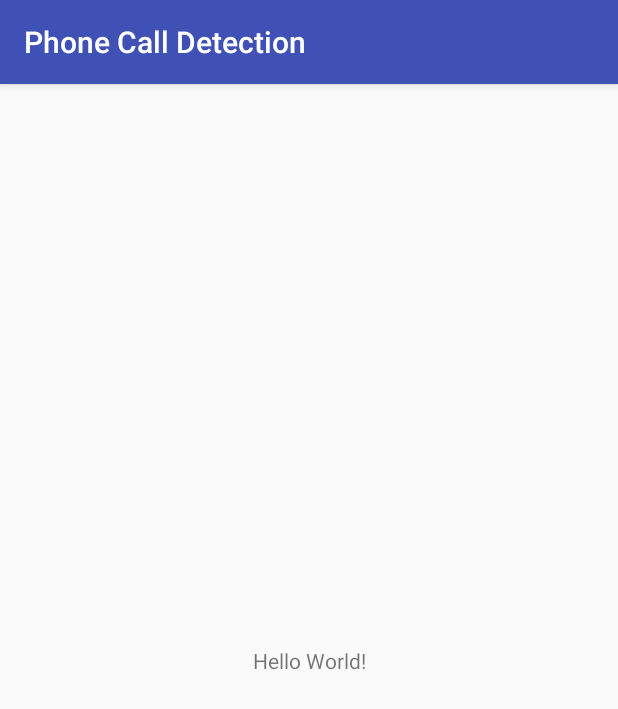
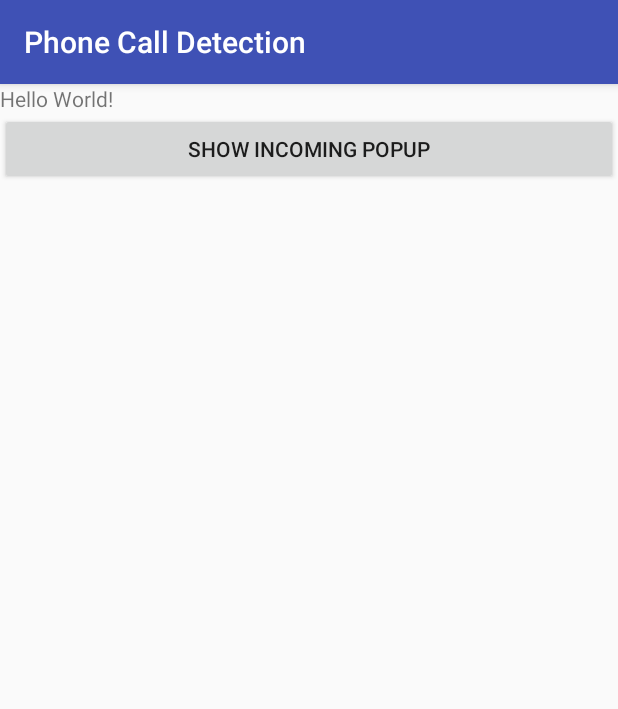
Before and after one commit to m-Bilal/PhoneCallDetection, an Android app: the screen it shows after launch (MainActivity), on a phone screen of 412 x 824 dp. Shown: the top 709 px of the screen. Run offline under Robolectric (Android 15) with nearby library versions, the phone set to English and light mode, and no system bars.

Commit message:
Incoming call dialog now appears on the lockscreen screen as well

```diff
--- a/app/src/main/AndroidManifest.xml
+++ b/app/src/main/AndroidManifest.xml
@@ -31,7 +31,8 @@
         </receiver>
 
         <activity android:name=".IncomingCallInfoActivity"
-            android:theme="@style/Theme.Transparent" >
+            android:theme="@style/Theme.Transparent"
+            android:showOnLockScreen="true" >
         </activity>
     </application>
 
--- a/app/src/main/java/com/bilal/phonecalldetection/MainActivity.java
+++ b/app/src/main/java/com/bilal/phonecalldetection/MainActivity.java
@@ -1,7 +1,10 @@
 package com.bilal.phonecalldetection;
 
+import android.content.Intent;
 import android.os.Bundle;
 import android.support.v7.app.AppCompatActivity;
+import android.view.View;
+import android.widget.Button;
 
 public class MainActivity extends AppCompatActivity {
 
@@ -9,5 +12,16 @@ public class MainActivity extends AppCompatActivity {
     protected void onCreate(Bundle savedInstanceState) {
         super.onCreate(savedInstanceState);
         setContentView(R.layout.activity_main);
+
+        Button button = (Button) findViewById(R.id.button_show_floating_window_MainActivity);
+        button.setOnClickListener(new View.OnClickListener() {
+            @Override
+            public void onClick(View v) {
+                Intent intent = new Intent(getApplicationContext(), IncomingCallInfoActivity.class);
+                intent.putExtra("number", "<Call number>");
+                intent.addFlags(Intent.FLAG_ACTIVITY_NEW_TASK);
+                startActivity(intent);
+            }
+        });
     }
 }
--- a/app/src/main/res/layout/activity_main.xml
+++ b/app/src/main/res/layout/activity_main.xml
@@ -1,9 +1,10 @@
 <?xml version="1.0" encoding="utf-8"?>
-<android.support.constraint.ConstraintLayout xmlns:android="http://schemas.android.com/apk/res/android"
+<LinearLayout xmlns:android="http://schemas.android.com/apk/res/android"
     xmlns:app="http://schemas.android.com/apk/res-auto"
     xmlns:tools="http://schemas.android.com/tools"
     android:layout_width="match_parent"
     android:layout_height="match_parent"
+    android:orientation="vertical"
     tools:context="com.bilal.phonecalldetection.MainActivity">
 
     <TextView
@@ -15,4 +16,10 @@
         app:layout_constraintRight_toRightOf="parent"
         app:layout_constraintTop_toTopOf="parent" />
 
-</android.support.constraint.ConstraintLayout>
+    <Button
+        android:id="@+id/button_show_floating_window_MainActivity"
+        android:layout_width="match_parent"
+        android:layout_height="wrap_content"
+        android:text="Show Incoming popup"/>
+
+</LinearLayout>
--- a/app/src/main/res/values/styles.xml
+++ b/app/src/main/res/values/styles.xml
@@ -9,9 +9,10 @@
     </style>
 
     <!-- Transparent activity theme -->
-    <style name="Theme.Transparent" parent="Theme.AppCompat.Light.Dialog">
+    <style name="Theme.Transparent" parent="Theme.AppCompat.Light.Dialog.Alert">
         <item name="android:windowIsTranslucent">true</item>
         <item name="android:backgroundDimEnabled">false</item>
+        <item name="android:background">#81D4FA</item>
     </style>
 
 </resources>
```
Also changed, not shown: app/src/main/java/com/bilal/phonecalldetection/IncomingCallInfoActivity.java (+9 -0 lines), app/src/main/res/layout/activity_incoming_call_info.xml (+9 -7 lines).
